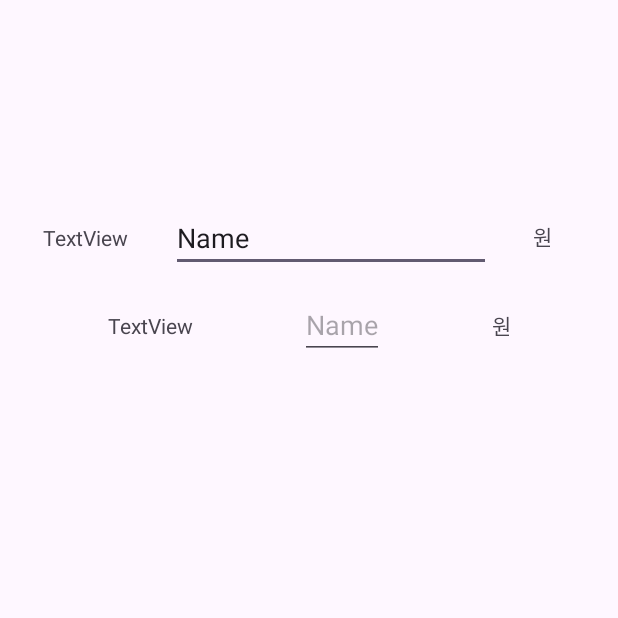
After one commit to KangHwiLee/myhome2, an Android app: the SettingActivity screen opened directly, with no data from a screen before it, on a phone screen of 412 x 824 dp, the top half of it. The commit adds this screen. Run offline under Robolectric (Android 15) with nearby library versions, the phone set to English and light mode, and no system bars.

Commit message:
아이템 기본값 설정 하는중

```diff
--- a/app/src/main/AndroidManifest.xml
+++ b/app/src/main/AndroidManifest.xml
@@ -1,6 +1,6 @@
 <?xml version="1.0" encoding="utf-8"?>
 <manifest xmlns:android="http://schemas.android.com/apk/res/android"
-    xmlns:tools="http://schemas.android.com/tools">
+    xmlns:tools="http://schemas.android.com/tools" >
 
     <application
         android:allowBackup="true"
@@ -11,13 +11,16 @@
         android:roundIcon="@mipmap/ic_launcher_round"
         android:supportsRtl="true"
         android:theme="@style/Theme.Myhome"
-        tools:targetApi="31">
+        tools:targetApi="31" >
         <activity
-            android:name=".MainActivity2"
+            android:name=".SettingActivity"
+            android:exported="false" />
+        <activity
+            android:name=".DetailActivity"
             android:exported="false" />
         <activity
             android:name=".MainActivity"
-            android:exported="true">
+            android:exported="true" >
             <intent-filter>
                 <action android:name="android.intent.action.MAIN" />
 
--- a/app/src/main/java/com/example/myhome/MainActivity2.kt
+++ b/app/src/main/java/com/example/myhome/DetailActivity.kt
@@ -1,6 +1,5 @@
 package com.example.myhome
 
-import android.app.ActionBar.LayoutParams
 import android.os.Bundle
 import android.view.Gravity
 import android.view.ViewGroup
@@ -8,18 +7,17 @@ import android.widget.TableLayout
 import android.widget.TableRow
 import android.widget.TextView
 import androidx.appcompat.app.AppCompatActivity
-import com.example.myhome.databinding.ActivityMain2Binding
-import java.util.regex.Pattern
+import com.example.myhome.databinding.ActivityDetailBinding
 
 
-class MainActivity2 : AppCompatActivity() {
-    private var mBinding : ActivityMain2Binding? = null;
+class DetailActivity : AppCompatActivity() {
+    private var mBinding : ActivityDetailBinding? = null;
     private val binding get() = mBinding!!
 
     private lateinit var tableLayout: TableLayout
     override fun onCreate(savedInstanceState: Bundle?) {
         super.onCreate(savedInstanceState)
-        mBinding = ActivityMain2Binding.inflate(layoutInflater)
+        mBinding = ActivityDetailBinding.inflate(layoutInflater)
         setContentView(binding.root)
         if(intent.hasExtra("info")){
             println(intent.getStringArrayListExtra("info"))
--- a/app/src/main/java/com/example/myhome/MainActivity.kt
+++ b/app/src/main/java/com/example/myhome/MainActivity.kt
@@ -1,6 +1,8 @@
 package com.example.myhome
 
+import android.app.Activity
 import android.content.Intent
+import android.content.SharedPreferences
 import androidx.appcompat.app.AppCompatActivity
 import android.os.Bundle
 import android.widget.AdapterView
@@ -12,12 +14,13 @@ class MainActivity : AppCompatActivity() {
     private var mBinding : ActivityMainBinding? = null;
     private val binding get() = mBinding!!
     private var map = HashMap<Int, ArrayList<ArrayList<String>>>()
+    private var ItemList = arrayListOf<Item> ()
     override fun onCreate(savedInstanceState: Bundle?) {
         super.onCreate(savedInstanceState)
         mBinding = ActivityMainBinding.inflate(layoutInflater)
         setContentView(binding.root)
 
-        var ItemList = arrayListOf<Item> ()     //마이홈 아이템 리스트 만들기
+             //마이홈 아이템 리스트 만들기
         var funItem:ItemLoad = ItemLoad();
         map  = funItem.readTextFromAssets(this, 0)
 
@@ -36,26 +39,36 @@ class MainActivity : AppCompatActivity() {
         binding.listView.adapter = Adapter                  //리스트 생성
 
         binding.listView.onItemClickListener = AdapterView.OnItemClickListener{ ItemList, view, position, id ->
-            var intent = Intent(this, MainActivity2::class.java)
+            var intent = Intent(this, DetailActivity::class.java)
             intent.putExtra("info", map.get(Adapter.getType(position))?.get(Adapter.getCnt(position)))
             intent.putExtra("type", Adapter.getType(position))
+            startActivity(intent)
+        }
+        binding.button2.setOnClickListener {
+            var intent = Intent(this, SettingActivity::class.java)
             startActivity(intent)
         }
 
 
     }
-
-
-
     fun listChange(test2 : String) : ArrayList<Item> {
-        var ItemList = arrayListOf<Item> ()
+        var list = arrayListOf<Item> ()
         for(i:Int in 11..20){
             var item:Item = Item(android.R.drawable.btn_star_big_on, "1", i, i)
-            ItemList.add(item);
+            list.add(item);
         }
-        return ItemList
+        return list
     }
 
+    fun inquire() {
+        val pref : SharedPreferences = getSharedPreferences("1", Activity.MODE_PRIVATE)
+        if(pref == null){
+            defaultDataSetting(pref);
+        }
+    }
 
+    fun defaultDataSetting(pref : SharedPreferences) {
+        ItemList.size
+    }
 
 }
--- /dev/null
+++ b/app/src/main/java/com/example/myhome/SettingActivity.kt
@@ -0,0 +1,89 @@
+package com.example.myhome
+
+import androidx.appcompat.app.AppCompatActivity
+import android.os.Bundle
+import android.view.View
+import android.view.ViewGroup
+import android.widget.EditText
+import android.widget.LinearLayout
+import android.widget.TableLayout
+import android.widget.TextView
+import androidx.constraintlayout.widget.ConstraintLayout
+import androidx.constraintlayout.widget.ConstraintSet
+import androidx.constraintlayout.widget.ConstraintSet.Constraint
+import androidx.core.view.marginStart
+import com.example.myhome.databinding.ActivitySettingBinding
+import com.google.android.material.circularreveal.CircularRevealLinearLayout
+
+class SettingActivity : AppCompatActivity() {
+    private var mBinding : ActivitySettingBinding? = null
+    private val binding get() = mBinding!!
+
+    private lateinit var linearLayout: LinearLayout
+
+    override fun onCreate(savedInstanceState: Bundle?) {
+        super.onCreate(savedInstanceState)
+        mBinding = ActivitySettingBinding.inflate(layoutInflater)
+        setContentView(binding.root)
+
+        linearLayout = binding.itemScroll
+
+        val layoutParams = LinearLayout.LayoutParams(
+            ViewGroup.LayoutParams.MATCH_PARENT,
+            70 * resources.displayMetrics.density.toInt()
+        )
+        val constraintLayout = ConstraintLayout(this)
+        constraintLayout.layoutParams = layoutParams
+
+        // TextView 생성
+        val textView = TextView(this)
+        textView.id = View.generateViewId()
+        textView.text = "TextView"
+
+        // EditText 생성
+        val editText = EditText(this)
+        editText.id = View.generateViewId()
+        editText.hint = "Name"
+
+        // TextView2 생성
+        val textView2 = TextView(this)
+        textView2.id = View.generateViewId()
+        textView2.text = "원"
+
+        // 각 뷰들을 ConstraintLayout에 추가
+        constraintLayout.addView(textView)
+        constraintLayout.addView(editText)
+        constraintLayout.addView(textView2)
+
+        // ConstraintSet을 사용하여 뷰들에 제약 조건 설정
+        val constraintSet = ConstraintSet()
+        constraintSet.clone(constraintLayout)
+
+        // TextView의 제약 조건 설정
+        constraintSet.connect(textView.id, ConstraintSet.TOP, ConstraintSet.PARENT_ID, ConstraintSet.TOP)
+        constraintSet.connect(textView.id, ConstraintSet.START, ConstraintSet.PARENT_ID, ConstraintSet.START)
+        constraintSet.connect(textView.id, ConstraintSet.BOTTOM, ConstraintSet.PARENT_ID, ConstraintSet.BOTTOM)
+        constraintSet.connect(textView.id, ConstraintSet.END, editText.id, ConstraintSet.START)
+
+        // EditText의 제약 조건 설정
+        constraintSet.connect(editText.id, ConstraintSet.TOP, ConstraintSet.PARENT_ID, ConstraintSet.TOP)
+        constraintSet.connect(editText.id, ConstraintSet.END, textView2.id, ConstraintSet.START)
+        constraintSet.connect(editText.id, ConstraintSet.BOTTOM, ConstraintSet.PARENT_ID, ConstraintSet.BOTTOM)
+        constraintSet.connect(editText.id, ConstraintSet.START, textView.id, ConstraintSet.END)
+
+        // TextView2의 제약 조건 설정
+        constraintSet.connect(textView2.id, ConstraintSet.TOP, ConstraintSet.PARENT_ID, ConstraintSet.TOP)
+        constraintSet.connect(textView2.id, ConstraintSet.END, ConstraintSet.PARENT_ID, ConstraintSet.END)
+        constraintSet.connect(textView2.id, ConstraintSet.BOTTOM, ConstraintSet.PARENT_ID, ConstraintSet.BOTTOM)
+        constraintSet.connect(textView2.id, ConstraintSet.START, editText.id, ConstraintSet.END)
+
+        constraintSet.applyTo(constraintLayout)
+
+        // ConstraintLayout을 LinearLayout에 추가
+        linearLayout.addView(constraintLayout)
+
+
+
+    }
+
+}
--- /dev/null
+++ b/app/src/main/res/layout/activity_setting.xml
@@ -0,0 +1,75 @@
+<?xml version="1.0" encoding="utf-8"?>
+<LinearLayout xmlns:android="http://schemas.android.com/apk/res/android"
+    xmlns:app="http://schemas.android.com/apk/res-auto"
+    xmlns:tools="http://schemas.android.com/tools"
+    android:layout_width="match_parent"
+    android:layout_height="match_parent"
+    android:layout_weight="1"
+    android:orientation="vertical"
+    tools:context=".MainActivity">
+
+    <androidx.constraintlayout.widget.ConstraintLayout
+        android:id="@+id/settingTitle"
+        android:layout_width="match_parent"
+        android:layout_height="0px"
+        android:layout_weight="0.15"
+        android:background="@drawable/test">
+
+
+    </androidx.constraintlayout.widget.ConstraintLayout>
+
+    <ScrollView
+        android:layout_width="match_parent"
+        android:layout_height="0dp"
+        android:layout_weight="0.85"
+        tools:ignore="SpeakableTextPresentCheck"
+        >
+
+        <LinearLayout
+            android:id="@+id/itemScroll"
+            android:layout_width="match_parent"
+            android:layout_height="wrap_content"
+            android:layout_weight="1"
+            android:orientation="vertical">
+
+
+            <androidx.constraintlayout.widget.ConstraintLayout
+                android:layout_width="match_parent"
+                android:layout_height="70dp">
+
+                <TextView
+                    android:id="@+id/textView"
+                    android:layout_width="wrap_content"
+                    android:layout_height="wrap_content"
+                    android:text="TextView"
+                    app:layout_constraintBottom_toBottomOf="parent"
+                    app:layout_constraintEnd_toStartOf="@+id/editTextText"
+                    app:layout_constraintStart_toStartOf="parent"
+                    app:layout_constraintTop_toTopOf="parent" />
+
+                <EditText
+                    android:id="@+id/editTextText"
+                    android:layout_width="wrap_content"
+                    android:layout_height="wrap_content"
+                    android:ems="10"
+                    android:inputType="text"
+                    android:text="Name"
+                    app:layout_constraintBottom_toBottomOf="parent"
+                    app:layout_constraintEnd_toStartOf="@+id/textView2"
+                    app:layout_constraintStart_toEndOf="@+id/textView"
+                    app:layout_constraintTop_toTopOf="parent" />
+
+                <TextView
+                    android:id="@+id/textView2"
+                    android:layout_width="28dp"
+                    android:layout_height="24dp"
+                    android:text="원"
+                    app:layout_constraintBottom_toBottomOf="parent"
+                    app:layout_constraintEnd_toEndOf="parent"
+                    app:layout_constraintStart_toEndOf="@+id/editTextText"
+                    app:layout_constraintTop_toTopOf="parent" />
+            </androidx.constraintlayout.widget.ConstraintLayout>
+        </LinearLayout>
+    </ScrollView>
+
+</LinearLayout>
```
Also changed, not shown: app/src/main/res/layout/activity_detail.xml (renamed from app/src/main/res/layout/activity_main2.xml).
